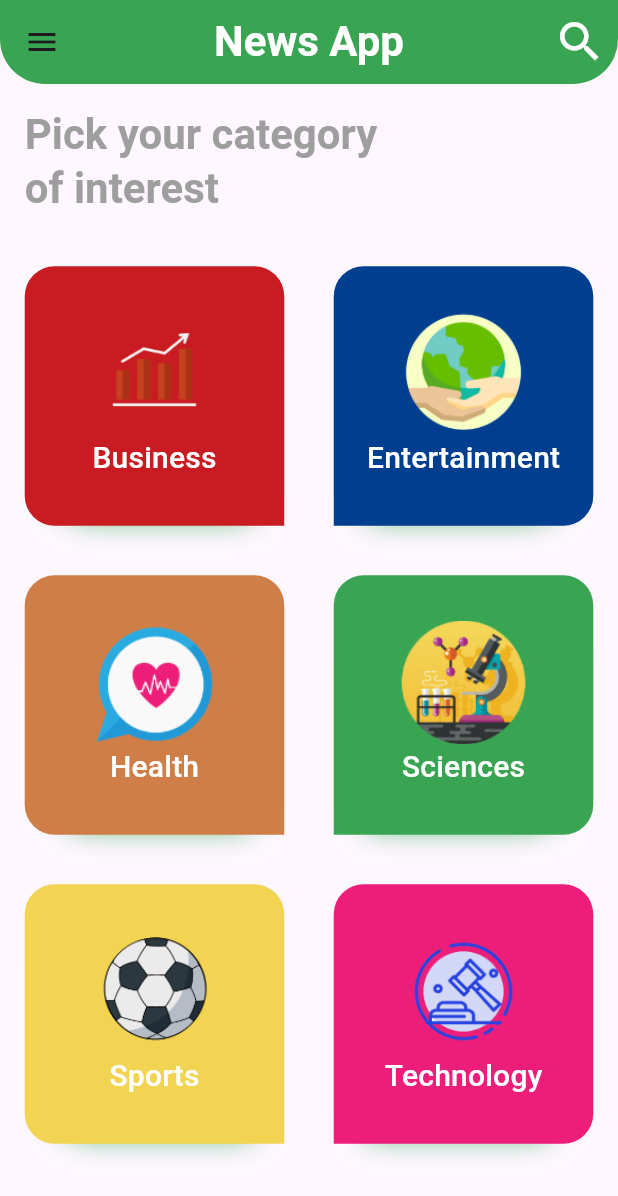
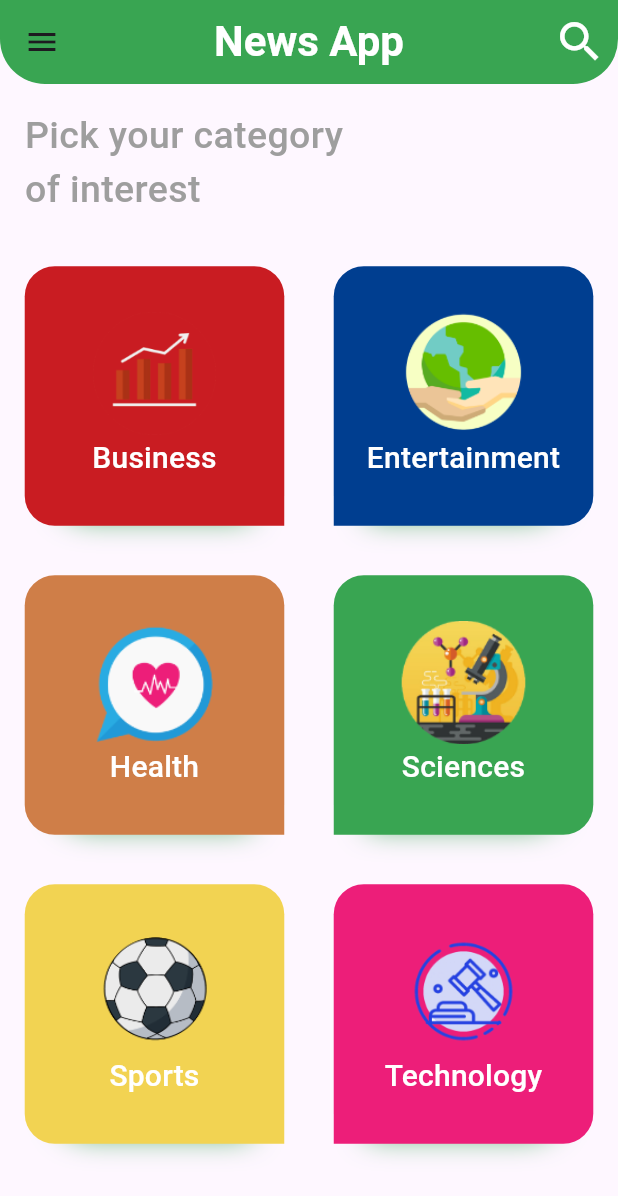
Before and after one commit to Mohamed-Essam-Mohamed/NEWS-APP, a Flutter app: the screen it shows after launch, on a phone screen of 412 x 824 dp. Shown: the top 1196 px of the screen. Run offline on Flutter 3.47's test engine with Material 3 defaults, Android fonts, the phone set to English and light mode, and no system bars; our stand-ins replace cached_network_image, shimmer, webview_flutter.

Commit message:
version 1.0.0

```diff
--- a/lib/main.dart
+++ b/lib/main.dart
@@ -1,13 +1,7 @@
 // ignore_for_file: prefer_const_constructors
 
-import 'package:app_news/src/feature/category/category_screen.dart';
-
 import 'package:app_news/src/feature/home/home_screen.dart';
-import 'package:app_news/src/feature/news/news_details_screen.dart';
-import 'package:app_news/src/model/news_respons_model.dart';
-
 import 'package:app_news/src/theme/my_theme.dart';
-
 import 'package:flutter/material.dart';
 
 void main() {
--- a/lib/src/api/api_project.dart
+++ b/lib/src/api/api_project.dart
@@ -1,7 +1,7 @@
 import 'dart:convert';
 
-import 'package:app_news/src/model/news_respons_model.dart';
-import 'package:app_news/src/model/sources_respons_model.dart';
+import '../model/news_respons_model.dart';
+import '../model/sources_respons_model.dart';
 import 'package:http/http.dart' as http;
 
 class ApiProject {
--- a/lib/src/feature/category/category_screen.dart
+++ b/lib/src/feature/category/category_screen.dart
@@ -1,4 +1,4 @@
-// ignore_for_file: public_member_api_docs, sort_constructors_first
+// ignore_for_file: public_member_api_docs, sort_constructors_first, unused_local_variable
 import 'package:flutter/cupertino.dart';
 import 'package:flutter/material.dart';
 import 'package:flutter/widgets.dart';
@@ -8,7 +8,7 @@ import 'package:app_news/src/model/category_model.dart';
 
 class CategoryScreen extends StatelessWidget {
   static const String routeName = "CategoryScreen";
-  Function onClickCategory;
+  final Function onClickCategory;
   CategoryScreen({
     Key? key,
     required this.onClickCategory,
@@ -26,15 +26,17 @@ class CategoryScreen extends StatelessWidget {
           margin: EdgeInsets.all(MediaQuery.of(context).size.height * 0.02),
           child: Text(
             "Pick your category\nof interest",
-            style: Theme.of(context).textTheme.titleLarge!.copyWith(
-                  color: Colors.grey[500],
-                ),
+            style: TextStyle(
+              fontSize: 25,
+              fontWeight: FontWeight.w500,
+              color: Colors.grey[500],
+            ),
             textAlign: TextAlign.start,
           ),
         ),
         Expanded(
           child: GridView.builder(
-            gridDelegate: SliverGridDelegateWithFixedCrossAxisCount(
+            gridDelegate: const SliverGridDelegateWithFixedCrossAxisCount(
               crossAxisCount: 2,
             ),
             itemBuilder: (context, index) => InkWell(
--- a/lib/src/feature/category/widget/category_item.dart
+++ b/lib/src/feature/category/widget/category_item.dart
@@ -2,12 +2,11 @@
 
 import 'package:app_news/src/model/category_model.dart';
 import 'package:app_news/src/theme/my_theme.dart';
-import 'package:flutter/foundation.dart';
 import 'package:flutter/material.dart';
 
 class CategoryItem extends StatelessWidget {
-  CategoryModel categoryModel;
-  int index;
+  final CategoryModel categoryModel;
+  final int index;
 
   CategoryItem({
     required this.categoryModel,
@@ -44,6 +43,9 @@ class CategoryItem extends StatelessWidget {
           ),
           Text(
             categoryModel.title,
+            textAlign: TextAlign.center,
+            maxLines: 1,
+            overflow: TextOverflow.ellipsis,
             style: Theme.of(context).textTheme.titleMedium,
           )
         ],
--- a/lib/src/feature/home/drawer_screen.dart
+++ b/lib/src/feature/home/drawer_screen.dart
@@ -5,8 +5,8 @@ import 'package:flutter/material.dart';
 class DrawerHome extends StatelessWidget {
   static const int onClickCategory = 1;
   static const int onClickSetting = 2;
-  Function onClickDrawer;
-  DrawerHome({required this.onClickDrawer});
+  final Function onClickDrawer;
+  const DrawerHome({required this.onClickDrawer});
 
   @override
   Widget build(BuildContext context) {
--- a/lib/src/feature/home/home_screen.dart
+++ b/lib/src/feature/home/home_screen.dart
@@ -1,11 +1,11 @@
-import 'package:app_news/src/feature/category/category_screen.dart';
-import 'package:app_news/src/feature/home/search.dart';
+import '../category/category_screen.dart';
+import 'search.dart';
 
-import 'package:app_news/src/feature/settings_tap/settings_tap.dart';
-import 'package:app_news/src/feature/tap/init_tab_bar.dart';
+import '../settings_tap/settings_tap.dart';
+import '../tap/init_tab_bar.dart';
 
-import 'package:app_news/src/feature/home/drawer_screen.dart';
-import 'package:app_news/src/model/category_model.dart';
+import 'drawer_screen.dart';
+import '../../model/category_model.dart';
 
 import 'package:flutter/cupertino.dart';
 import 'package:flutter/material.dart';
@@ -13,7 +13,7 @@ import 'package:flutter/widgets.dart';
 
 class HomeScreen extends StatefulWidget {
   static const routeName = "HomeScreen";
-  HomeScreen({super.key});
+  const HomeScreen({super.key});
 
   @override
   State<HomeScreen> createState() => _HomeScreenState();
@@ -33,8 +33,8 @@ class _HomeScreenState extends State<HomeScreen> {
         ),
         Scaffold(
           drawer: Drawer(
+            shadowColor: Colors.white,
             child: DrawerHome(onClickDrawer: onCategoryClickDrawer),
-            shadowColor: Colors.white,
           ),
           appBar: AppBar(
             actions: [
@@ -60,7 +60,7 @@ class _HomeScreenState extends State<HomeScreen> {
             ),
           ),
           body: selectedDrawerItem == DrawerHome.onClickSetting
-              ? SettingsTap()
+              ? const SettingsTap()
               : selectedCategory == null
                   ? CategoryScreen(onClickCategory: onClickCategory)
                   : InitTabBar(categoryModel: selectedCategory!),
@@ -70,8 +70,8 @@ class _HomeScreenState extends State<HomeScreen> {
   }
 
   CategoryModel? selectedCategory;
-  void onClickCategory(CategoryModel newselectedCategory) {
-    selectedCategory = newselectedCategory;
+  void onClickCategory(CategoryModel newSelectedCategory) {
+    selectedCategory = newSelectedCategory;
     setState(() {});
   }
 
--- a/lib/src/feature/news/view_full_article.dart
+++ b/lib/src/feature/news/view_full_article.dart
@@ -4,6 +4,7 @@ import 'package:flutter/cupertino.dart';
 import 'package:flutter/material.dart';
 import 'package:webview_flutter/webview_flutter.dart';
 
+// ignore: must_be_immutable
 class ViewFullArticle extends StatefulWidget {
   String url;
   ViewFullArticle({required this.url});
@@ -36,7 +37,7 @@ class _ViewFullArticleState extends State<ViewFullArticle> {
   }
 
   void changeTimer() {
-    Timer(Duration(milliseconds: 1300), () {
+    Timer(const Duration(milliseconds: 1300), () {
       timer = true;
       setState(() {});
     });
--- a/lib/src/feature/news/widget/news_item.dart
+++ b/lib/src/feature/news/widget/news_item.dart
@@ -7,7 +7,7 @@ import 'package:cached_network_image/cached_network_image.dart';
 import 'package:flutter/material.dart';
 
 class NewsItem extends StatelessWidget {
-  Articles news;
+  final Articles news;
   NewsItem({required this.news});
 
   @override
--- a/lib/src/model/category_model.dart
+++ b/lib/src/model/category_model.dart
@@ -1,4 +1,4 @@
-import 'package:app_news/src/theme/my_theme.dart';
+import '../theme/my_theme.dart';
 import 'package:flutter/material.dart';
 
 class CategoryModel {
--- a/lib/src/model/news_respons_model.dart
+++ b/lib/src/model/news_respons_model.dart
@@ -1,4 +1,4 @@
-import 'package:app_news/src/model/sources_respons_model.dart';
+import 'sources_respons_model.dart';
 
 class NewsResponse {
   String? status;
--- a/lib/src/theme/my_theme.dart
+++ b/lib/src/theme/my_theme.dart
@@ -3,16 +3,16 @@
 import 'package:flutter/material.dart';
 
 class MyTheme {
-  static Color defulteColor = Color(0xff39A552);
-  static Color whiteColor = Colors.white;
-  static Color grayColor = Color(0xff4F5A69);
-  static Color graywhiteColor = Color(0xff79828B);
-  static Color blackColor = Color(0xff303030);
-  static Color redColor = Color(0xffC91C22);
-  static Color blueColor = Color(0xff003E90);
-  static Color pinkColor = Color(0xffED1E79);
-  static Color gamalyColor = Color(0xffCF7E48);
-  static Color yellwColor = Color(0xffF2D352);
+  static const Color defulteColor = Color(0xff39A552);
+  static const Color whiteColor = Colors.white;
+  static const Color grayColor = Color(0xff4F5A69);
+  static const Color graywhiteColor = Color(0xff79828B);
+  static const Color blackColor = Color(0xff303030);
+  static const Color redColor = Color(0xffC91C22);
+  static const Color blueColor = Color(0xff003E90);
+  static const Color pinkColor = Color(0xffED1E79);
+  static const Color gamalyColor = Color(0xffCF7E48);
+  static const Color yellwColor = Color(0xffF2D352);
   static ThemeData theme = ThemeData(
     primaryColor: defulteColor,
     appBarTheme: AppBarTheme(
```
Also changed, not shown: lib/src/feature/home/search.dart (+9 -11 lines), lib/src/feature/news/init_news.dart (+17 -15 lines), lib/src/feature/news/news_details_screen.dart (+7 -7 lines), lib/src/feature/tap/init_tab_bar.dart (+6 -6 lines), lib/src/feature/tap/widget/tab_container.dart (+10 -10 lines), lib/src/feature/tap/widget/tab_item.dart (+7 -8 lines).
